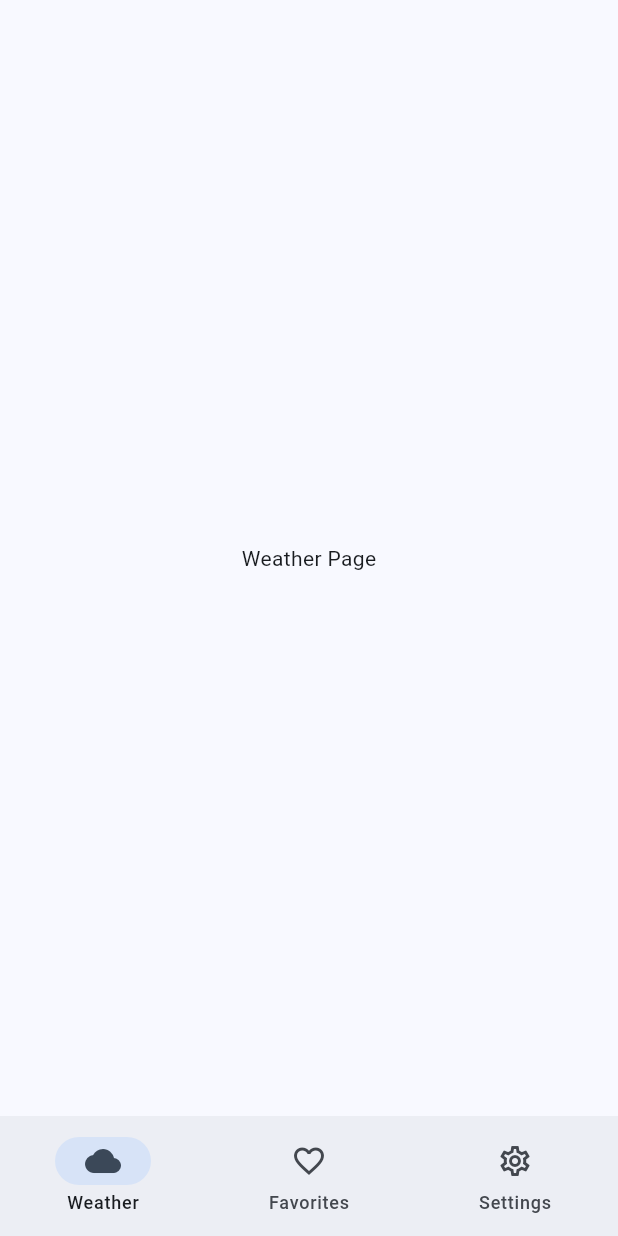
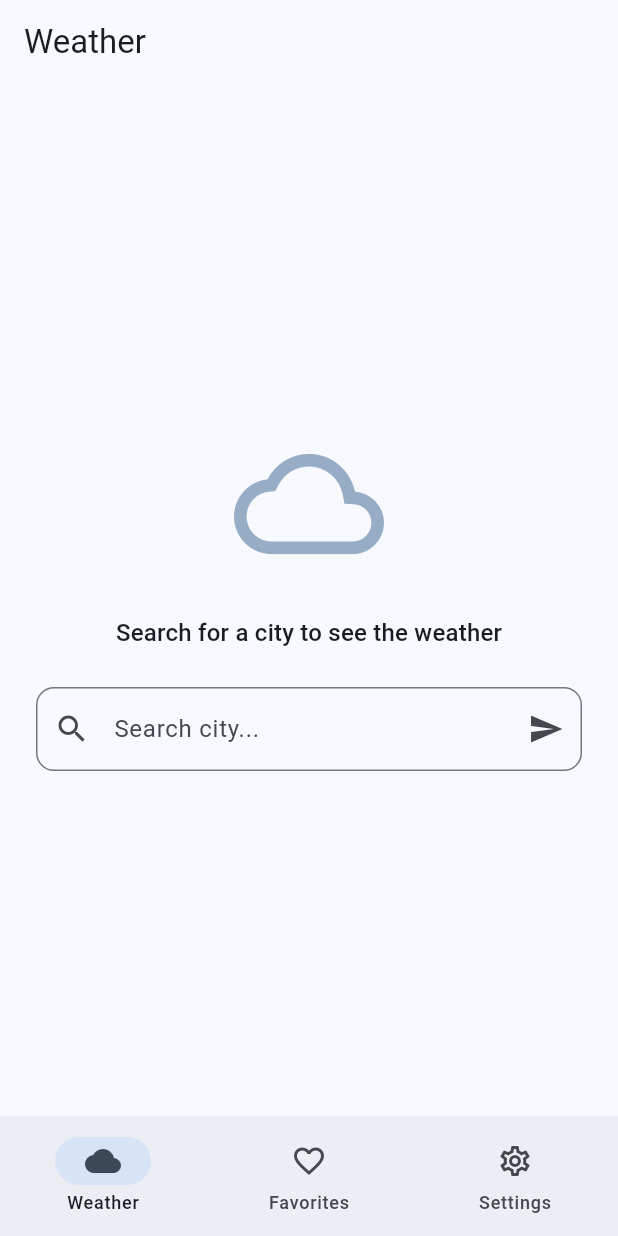
Before and after one commit to karansnarula/adaptive_weather_dashboard, a Flutter app: the screen it shows after launch, on a phone screen of 412 x 824 dp. Run offline on Flutter 3.47's test engine with Material 3 defaults, Android fonts, the phone set to English and light mode, and no system bars; our stand-ins replace dio, equatable, flutter_bloc, fpdart, get_it, go_router and 4 more; generated files the repository leaves out were written again.

Commit message:
feat: complete weather feature with responsive layouts and real API

```diff
--- /dev/null
+++ b/config/dev.json
@@ -0,0 +1,6 @@
+{
+  "ENV": "dev",
+  "APP_NAME": "Weather Dev",
+  "API_BASE_URL": "https://api.openweathermap.org",
+  "API_KEY": "0a21de89f0dc180d9f473a75cd8e2764"
+}
--- a/lib/core/router/app_router.dart
+++ b/lib/core/router/app_router.dart
@@ -1,10 +1,13 @@
 import 'package:flutter/material.dart';
 import 'package:go_router/go_router.dart';
 
+import '../../di/injection.dart';
+import '../../features/weather/presentation/bloc/weather_bloc.dart';
 import '../layout/adaptive_scaffold.dart';
 import '../../features/weather/presentation/pages/weather_page.dart';
 import '../../features/favorites/presentation/pages/favorites_page.dart';
 import '../../features/settings/presentation/pages/settings_page.dart';
+import 'package:flutter_bloc/flutter_bloc.dart';
 
 abstract class AppRouter {
   static final router = GoRouter(
@@ -41,7 +44,10 @@ abstract class AppRouter {
             routes: [
               GoRoute(
                 path: '/weather',
-                builder: (context, state) => const WeatherPage(),
+                builder: (context, state) => BlocProvider(
+                  create: (context) => getIt<WeatherBloc>(),
+                  child: const WeatherPage(),
+                ),
               ),
             ],
           ),
--- /dev/null
+++ b/lib/features/weather/presentation/bloc/weather_bloc.dart
@@ -0,0 +1,42 @@
+import 'package:flutter_bloc/flutter_bloc.dart';
+import 'package:injectable/injectable.dart';
+
+import '../../domain/usecases/get_current_weather.dart';
+import '../../domain/usecases/get_forecast.dart';
+import 'weather_event.dart';
+import 'weather_state.dart';
+
+@injectable
+class WeatherBloc extends Bloc<WeatherEvent, WeatherState> {
+  final GetCurrentWeather _getCurrentWeather;
+  final GetForecast _getForecast;
+
+  WeatherBloc(this._getCurrentWeather, this._getForecast)
+      : super(const WeatherInitial()) {
+    on<SearchCity>(_onSearchCity);
+  }
+
+  Future<void> _onSearchCity(
+      SearchCity event,
+      Emitter<WeatherState> emit,
+      ) async {
+    emit(const WeatherLoading());
+
+    final weatherResult = await _getCurrentWeather(event.city);
+
+    await weatherResult.fold(
+          (failure) async => emit(WeatherError(failure.message)),
+          (weather) async {
+        final forecastResult = await _getForecast(event.city);
+
+        forecastResult.fold(
+              (failure) => emit(WeatherError(failure.message)),
+              (forecast) => emit(WeatherLoaded(
+            weather: weather,
+            forecast: forecast,
+          )),
+        );
+      },
+    );
+  }
+}
--- /dev/null
+++ b/lib/features/weather/presentation/bloc/weather_event.dart
@@ -0,0 +1,17 @@
+import 'package:equatable/equatable.dart';
+
+sealed class WeatherEvent extends Equatable {
+  const WeatherEvent();
+
+  @override
+  List<Object> get props => [];
+}
+
+class SearchCity extends WeatherEvent {
+  final String city;
+
+  const SearchCity(this.city);
+
+  @override
+  List<Object> get props => [city];
+}
--- /dev/null
+++ b/lib/features/weather/presentation/bloc/weather_state.dart
@@ -0,0 +1,41 @@
+import 'package:equatable/equatable.dart';
+
+import '../../domain/entities/weather.dart';
+import '../../domain/entities/forecast.dart';
+
+sealed class WeatherState extends Equatable {
+  const WeatherState();
+
+  @override
+  List<Object> get props => [];
+}
+
+class WeatherInitial extends WeatherState {
+  const WeatherInitial();
+}
+
+class WeatherLoading extends WeatherState {
+  const WeatherLoading();
+}
+
+class WeatherLoaded extends WeatherState {
+  final Weather weather;
+  final Forecast forecast;
+
+  const WeatherLoaded({
+    required this.weather,
+    required this.forecast,
+  });
+
+  @override
+  List<Object> get props => [weather, forecast];
+}
+
+class WeatherError extends WeatherState {
+  final String message;
+
+  const WeatherError(this.message);
+
+  @override
+  List<Object> get props => [message];
+}
--- a/lib/features/weather/presentation/pages/weather_page.dart
+++ b/lib/features/weather/presentation/pages/weather_page.dart
@@ -1,13 +1,105 @@
 import 'package:flutter/material.dart';
+import 'package:flutter_bloc/flutter_bloc.dart';
+
+import '../../../../core/responsive/responsive_builder.dart';
+import '../bloc/weather_bloc.dart';
+import '../bloc/weather_state.dart';
+import '../layouts/weather_mobile.dart';
+import '../layouts/weather_tablet.dart';
+import '../layouts/weather_desktop.dart';
+import '../widgets/city_search_bar.dart';
 
 class WeatherPage extends StatelessWidget {
   const WeatherPage({super.key});
 
   @override
   Widget build(BuildContext context) {
-    return const Scaffold(
-      body: Center(
-        child: Text('Weather Page'),
+    return Scaffold(
+      appBar: AppBar(
+        title: const Text('Weather'),
+      ),
+      body: BlocBuilder<WeatherBloc, WeatherState>(
+        builder: (context, state) {
+          return switch (state) {
+            WeatherInitial() => _buildInitial(context),
+            WeatherLoading() => const Center(
+              child: CircularProgressIndicator(),
+            ),
+            WeatherLoaded(:final weather, :final forecast) =>
+                ResponsiveBuilder(
+                  mobile: (context) => WeatherMobile(
+                    weather: weather,
+                    forecast: forecast,
+                  ),
+                  tablet: (context) => WeatherTablet(
+                    weather: weather,
+                    forecast: forecast,
+                  ),
+                  desktop: (context) => WeatherDesktop(
+                    weather: weather,
+                    forecast: forecast,
+                  ),
+                ),
+            WeatherError(:final message) => _buildError(context, message),
+          };
+        },
+      ),
+    );
+  }
+
+  Widget _buildInitial(BuildContext context) {
+    return Center(
+      child: Padding(
+        padding: const EdgeInsets.all(24),
+        child: Column(
+          mainAxisAlignment: MainAxisAlignment.center,
+          children: [
+            Icon(
+              Icons.cloud_outlined,
+              size: 100,
+              color: Theme.of(context).colorScheme.primary.withValues(alpha: 0.5),
+            ),
+            const SizedBox(height: 24),
+            Text(
+              'Search for a city to see the weather',
+              style: Theme.of(context).textTheme.titleMedium,
+            ),
+            const SizedBox(height: 24),
+            ConstrainedBox(
+              constraints: const BoxConstraints(maxWidth: 400),
+              child: const CitySearchBar(),
+            ),
+          ],
+        ),
+      ),
+    );
+  }
+
+  Widget _buildError(BuildContext context, String message) {
+    return Center(
+      child: Padding(
+        padding: const EdgeInsets.all(24),
+        child: Column(
+          mainAxisAlignment: MainAxisAlignment.center,
+          children: [
+            Icon(
+              Icons.error_outline,
+              size: 80,
+              color: Theme.of(context).colorScheme.error,
+            ),
+            const SizedBox(height: 16),
+            Text(
+              message,
+              style: Theme.of(context).textTheme.titleMedium,
+              textAlign: TextAlign.center,
+            ),
+            const SizedBox(height: 24),
+            ConstrainedBox(
+              constraints: const BoxConstraints(maxWidth: 400),
+              child: const CitySearchBar(),
+            ),
+          ],
+        ),
       ),
     );
   }
--- /dev/null
+++ b/lib/features/weather/presentation/widgets/city_search_bar.dart
@@ -0,0 +1,48 @@
+import 'package:flutter/material.dart';
+import 'package:flutter_bloc/flutter_bloc.dart';
+
+import '../bloc/weather_bloc.dart';
+import '../bloc/weather_event.dart';
+
+class CitySearchBar extends StatefulWidget {
+  const CitySearchBar({super.key});
+
+  @override
+  State<CitySearchBar> createState() => _CitySearchBarState();
+}
+
+class _CitySearchBarState extends State<CitySearchBar> {
+  final _controller = TextEditingController();
+
+  void _onSearch() {
+    final city = _controller.text.trim();
+    if (city.isNotEmpty) {
+      context.read<WeatherBloc>().add(SearchCity(city));
+    }
+  }
+
+  @override
+  void dispose() {
+    _controller.dispose();
+    super.dispose();
+  }
+
+  @override
+  Widget build(BuildContext context) {
+    return TextField(
+      controller: _controller,
+      onSubmitted: (_) => _onSearch(),
+      decoration: InputDecoration(
+        hintText: 'Search city...',
+        prefixIcon: const Icon(Icons.search),
+        suffixIcon: IconButton(
+          icon: const Icon(Icons.send),
+          onPressed: _onSearch,
+        ),
+        border: OutlineInputBorder(
+          borderRadius: BorderRadius.circular(12),
+        ),
+      ),
+    );
+  }
+}
```
Also changed, not shown: lib/features/weather/data/repositories/weather_repository_impl.dart (added, +47 -0 lines), lib/features/weather/presentation/layouts/weather_desktop.dart (added, +53 -0 lines), lib/features/weather/presentation/layouts/weather_mobile.dart (added, +34 -0 lines), lib/features/weather/presentation/layouts/weather_tablet.dart (added, +39 -0 lines), lib/features/weather/presentation/widgets/forecast_list.dart (added, +59 -0 lines), lib/features/weather/presentation/widgets/weather_card.dart (added, +105 -0 lines), lib/di/injection.config.dart.
